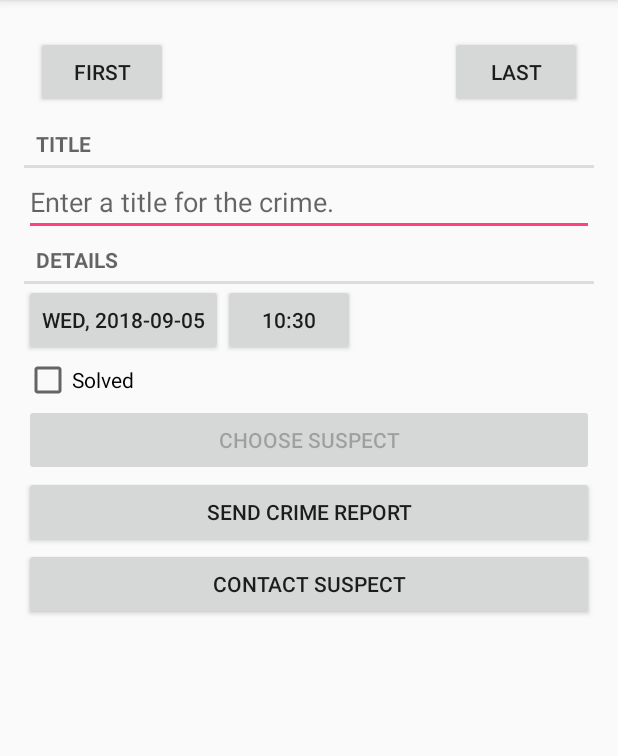
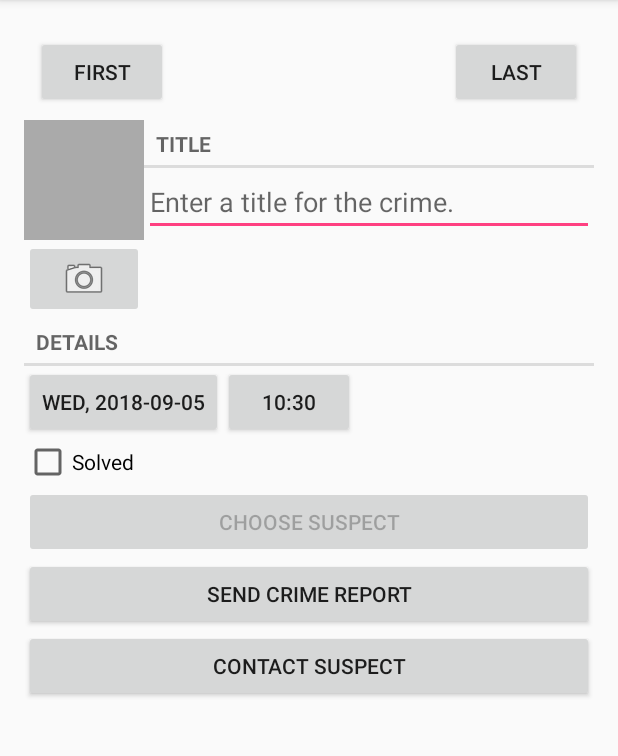
Before and after one commit to NikolaMr/LearningAndroid, an Android app: the CrimeFragment screen opened directly, with no data from a screen before it, on a phone screen of 412 x 824 dp, the part 84-840 px from its top. Run offline under Robolectric (Android 15) with nearby library versions, the phone set to English and light mode, and no system bars.

Commit message:
Added photo button and image view to record crime image. Finished chapter 16. Not yet implemented challenges, will do.

```diff
--- a/CriminalIntent/app/src/main/java/com/nikola/example/criminalintent/Crime.java
+++ b/CriminalIntent/app/src/main/java/com/nikola/example/criminalintent/Crime.java
@@ -68,4 +68,8 @@ public class Crime {
     public void setSuspect(String suspect) {
         mSuspect = suspect;
     }
+
+    public String getPhotoFilename() {
+        return "IMG_" + getId().toString() + ".jpg";
+    }
 }
--- a/CriminalIntent/app/src/main/java/com/nikola/example/criminalintent/CrimeFragment.java
+++ b/CriminalIntent/app/src/main/java/com/nikola/example/criminalintent/CrimeFragment.java
@@ -5,14 +5,18 @@ import android.app.Activity;
 import android.content.Context;
 import android.content.Intent;
 import android.content.pm.PackageManager;
+import android.content.pm.ResolveInfo;
 import android.database.Cursor;
+import android.graphics.Bitmap;
 import android.net.Uri;
 import android.os.Bundle;
 import android.provider.ContactsContract;
+import android.provider.MediaStore;
 import android.support.annotation.Nullable;
 import android.support.v4.app.Fragment;
 import android.support.v4.app.FragmentManager;
 import android.support.v4.app.ShareCompat;
+import android.support.v4.content.FileProvider;
 import android.text.Editable;
 import android.text.TextWatcher;
 import android.text.format.DateFormat;
@@ -27,10 +31,14 @@ import android.widget.Button;
 import android.widget.CheckBox;
 import android.widget.CompoundButton;
 import android.widget.EditText;
+import android.widget.ImageButton;
+import android.widget.ImageView;
 
+import java.io.File;
 import java.util.Calendar;
 import java.util.Date;
 import java.util.GregorianCalendar;
+import java.util.List;
 import java.util.UUID;
 
 import static android.provider.ContactsContract.Contacts.CONTENT_LOOKUP_URI;
@@ -49,6 +57,7 @@ public class CrimeFragment extends Fragment {
     private static final int REQUEST_DATE = 0;
     private static final int REQUEST_TIME = 1;
     private static final int REQUEST_CONTACT = 2;
+    private static final int REQUEST_PHOTO = 3;
 
     private Crime mCrime;
     private EditText mTitleField;
@@ -58,6 +67,9 @@ public class CrimeFragment extends Fragment {
     private Button mReportButton;
     private Button mSuspectButton;
     private Button mContactSuspect;
+    private ImageButton mPhotoButton;
+    private ImageView mPhotoView;
+    private File mPhotoFile;
 
     public static CrimeFragment newInstance(UUID crimeId) {
         Bundle args = new Bundle();
@@ -79,6 +91,8 @@ public class CrimeFragment extends Fragment {
         setHasOptionsMenu(true);
 
         PermissionRequester.requestPermission(getActivity(), Manifest.permission.READ_CONTACTS);
+
+        mPhotoFile = CrimeLab.get(getActivity()).getPhotoFile(mCrime);
     }
 
     @Override
@@ -223,6 +237,38 @@ public class CrimeFragment extends Fragment {
             }
         });
 
+        mPhotoButton = (ImageButton) v.findViewById(R.id.crime_camera);
+        mPhotoView = (ImageView) v.findViewById(R.id.crime_photo);
+
+        updatePhotoView();
+
+        final Intent captureImage = new Intent(MediaStore.ACTION_IMAGE_CAPTURE);
+
+        boolean canTakePhoto = mPhotoFile != null &&
+                captureImage.resolveActivity(packageManager) != null;
+        mPhotoButton.setEnabled(canTakePhoto);
+
+        mPhotoButton.setOnClickListener(new OnClickListener() {
+            @Override
+            public void onClick(View v) {
+                Uri uri = FileProvider.getUriForFile(getActivity(),
+                        "com.nikola.example.criminalintent.fileprovider",
+                        mPhotoFile);
+                captureImage.putExtra(MediaStore.EXTRA_OUTPUT, uri);
+
+                List<ResolveInfo> cameraActivities = getActivity()
+                        .getPackageManager().queryIntentActivities(captureImage,
+                                PackageManager.MATCH_DEFAULT_ONLY);
+
+                for (ResolveInfo activity : cameraActivities) {
+                    getActivity().grantUriPermission(activity.activityInfo.packageName,
+                            uri, Intent.FLAG_GRANT_WRITE_URI_PERMISSION);
+                }
+
+                startActivityForResult(captureImage, REQUEST_PHOTO);
+            }
+        });
+
         return v;
     }
 
@@ -294,6 +340,15 @@ public class CrimeFragment extends Fragment {
         return report;
     }
 
+    private void updatePhotoView() {
+        if (mPhotoFile == null || !mPhotoFile.exists()) {
+            mPhotoView.setImageDrawable(null);
+        } else {
+            Bitmap bitmap = PictureUtils.getScaledBitmap(mPhotoFile.getPath(), getActivity());
+            mPhotoView.setImageBitmap(bitmap);
+        }
+    }
+
     @Override
     public void onActivityResult(int requestCode, int resultCode, Intent data) {
         if (resultCode != Activity.RESULT_OK) {
@@ -348,6 +403,19 @@ public class CrimeFragment extends Fragment {
                 c.close();
             }
         }
+
+        if (requestCode == REQUEST_PHOTO) {
+            Uri uri = FileProvider.getUriForFile(
+                    getActivity(),
+                    "com.nikola.example.criminalintent.fileprovider",
+                    mPhotoFile
+            );
+
+            getActivity().revokeUriPermission(uri,
+                    Intent.FLAG_GRANT_WRITE_URI_PERMISSION);
+
+            updatePhotoView();
+        }
     }
 
 }
--- a/CriminalIntent/app/src/main/java/com/nikola/example/criminalintent/CrimeLab.java
+++ b/CriminalIntent/app/src/main/java/com/nikola/example/criminalintent/CrimeLab.java
@@ -10,6 +10,7 @@ import com.nikola.example.criminalintent.database.CrimeCursorWrapper;
 import com.nikola.example.criminalintent.database.CrimeDbSchema;
 import com.nikola.example.criminalintent.database.CrimeDbSchema.CrimeTable;
 
+import java.io.File;
 import java.util.ArrayList;
 import java.util.HashMap;
 import java.util.List;
@@ -79,6 +80,11 @@ public class CrimeLab {
         }
     }
 
+    public File getPhotoFile(Crime crime) {
+        File filesDir = mContext.getFilesDir();
+        return new File(filesDir,  crime.getPhotoFilename());
+    }
+
     public void removeCrime(UUID id) {
         mDatabase.delete(
                 CrimeTable.NAME,
--- a/CriminalIntent/app/src/main/res/layout/fragment_crime.xml
+++ b/CriminalIntent/app/src/main/res/layout/fragment_crime.xml
@@ -4,6 +4,33 @@
     android:layout_margin="16dp"
     android:layout_height="match_parent">
 
+    <LinearLayout
+        android:layout_width="match_parent"
+        android:layout_height="wrap_content"
+        android:orientation="horizontal">
+        <LinearLayout
+            android:layout_width="wrap_content"
+            android:layout_height="wrap_content"
+            android:orientation="vertical">
+            <ImageView
+                android:layout_width="80dp"
+                android:layout_height="80dp"
+                android:id="@+id/crime_photo"
+                android:scaleType="centerInside"
+                android:cropToPadding="true"
+                android:background="@android:color/darker_gray"/>
+            <ImageButton
+                android:id="@+id/crime_camera"
+                android:layout_width="match_parent"
+                android:layout_height="wrap_content"
+                android:src="@android:drawable/ic_menu_camera"/>
+        </LinearLayout>
+
+        <LinearLayout
+            android:layout_width="0dp"
+            android:layout_height="wrap_content"
+            android:layout_weight="1"
+            android:orientation="vertical">
             <TextView
                 style="?android:listSeparatorTextViewStyle"
                 android:layout_width="match_parent"
@@ -16,6 +43,9 @@
                 android:layout_height="wrap_content"
                 android:id="@+id/crime_title"
                 android:hint="@string/crime_title_hint"/>
+        </LinearLayout>
+
+    </LinearLayout>
 
     <TextView
         style="?android:listSeparatorTextViewStyle"
--- /dev/null
+++ b/CriminalIntent/app/src/main/res/xml/files.xml
@@ -0,0 +1,4 @@
+<?xml version="1.0" encoding="utf-8"?>
+<paths>
+    <files-path name="crime_photos" path= "."/>
+</paths>
```
Also changed, not shown: CriminalIntent/app/src/main/AndroidManifest.xml (+13 -0 lines), CriminalIntent/app/src/main/java/com/nikola/example/criminalintent/PermissionRequester.java (+22 -0 lines), CriminalIntent/app/src/main/java/com/nikola/example/criminalintent/PictureUtils.java (added, +46 -0 lines). Lines whose indentation alone changed are shown as unchanged.
